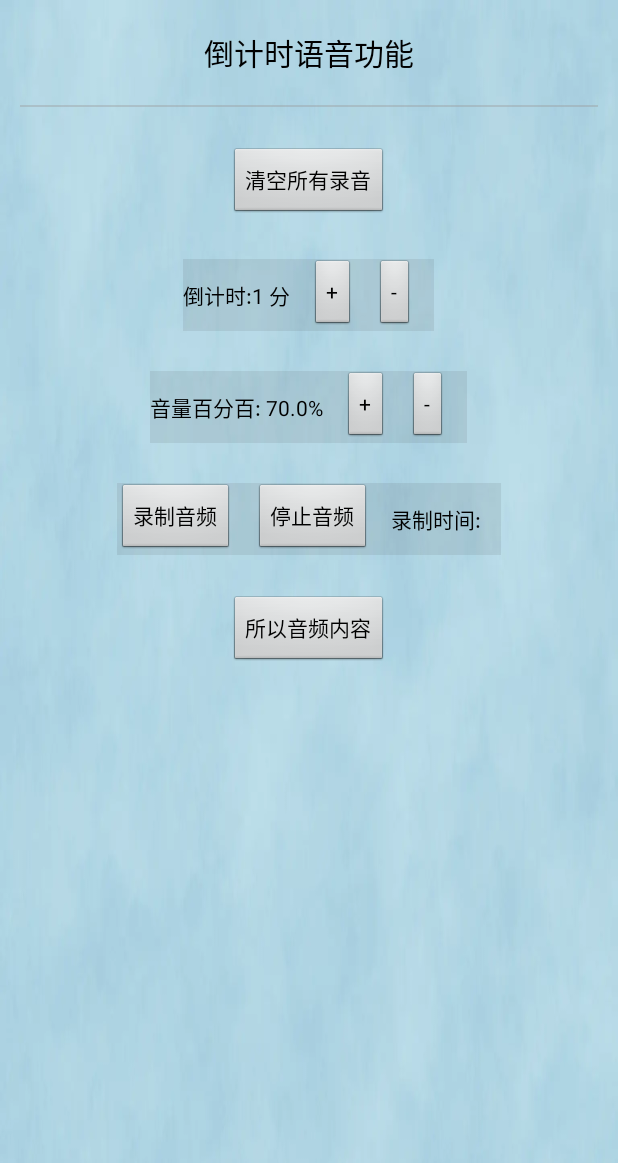
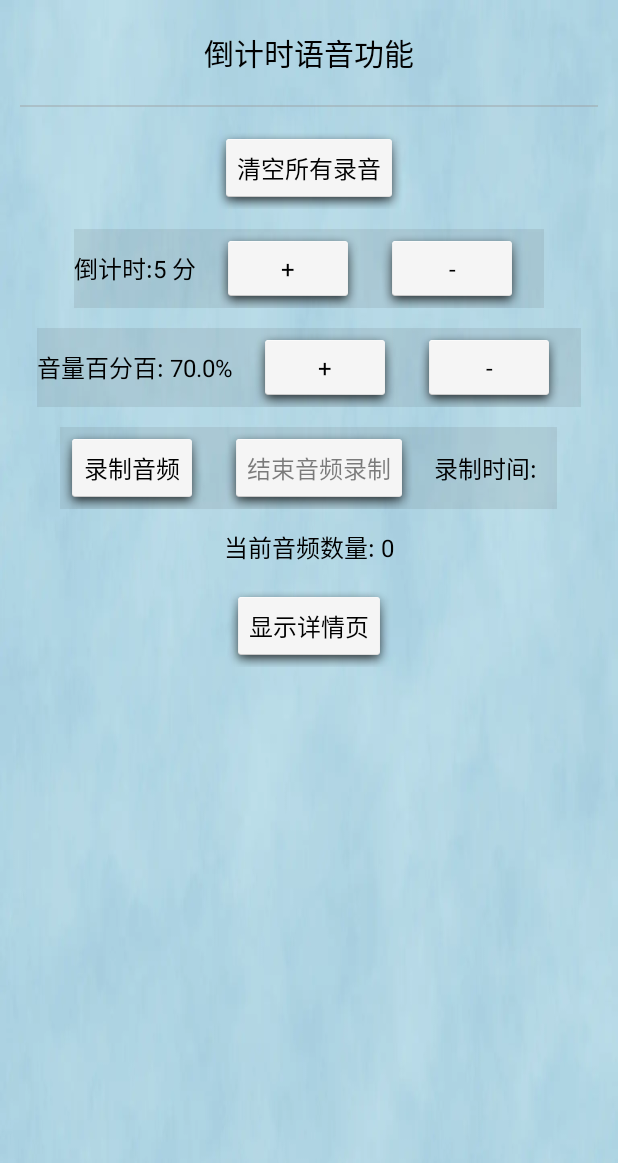
Before and after one commit to buttonXin/antiaddiction, an Android app: the fragment AudioShowFG shown on its own in the app's theme, on a phone screen of 412 x 824 dp. Shown: the top 1163 px of the screen. Run offline under Robolectric (Android 15) with nearby library versions, the phone set to English and light mode, and no system bars.

Commit message:
feat:增加Switch-view; 首页显示功能; 沉浸式全屏优化; 传参优化;

```diff
--- a/toolsapp/build.gradle
+++ b/toolsapp/build.gradle
@@ -10,7 +10,7 @@ android {
         applicationId "com.xreal.evapro.toolsapp"
         minSdk 29
         targetSdk 34
-        versionCode 3
+        versionCode 5
         versionName "1.2"
 
         testInstrumentationRunner "androidx.test.runner.AndroidJUnitRunner"
--- a/toolsapp/src/main/java/com/xreal/evapro/toolsapp/App.java
+++ b/toolsapp/src/main/java/com/xreal/evapro/toolsapp/App.java
@@ -1,6 +1,8 @@
 package com.xreal.evapro.toolsapp;
 
 import android.app.Application;
+
+import com.xreal.evapro.toolsapp.util.ActivityLifecycleHelper;
 
 public class App extends Application {
 
--- a/toolsapp/src/main/java/com/xreal/evapro/toolsapp/audio/AudioConfigFG.java
+++ b/toolsapp/src/main/java/com/xreal/evapro/toolsapp/audio/AudioConfigFG.java
@@ -6,15 +6,15 @@ import android.widget.TextView;
 
 import com.xreal.evapro.toolsapp.base.BaseOLFragment;
 
-import java.util.List;
-
 public class AudioConfigFG extends BaseOLFragment {
     private static final String TAG = AudioConfigFG.class.getSimpleName();
     private TextView mTVStartTime;
     private Button mBtnRecord;
-    private int noteTime = 1;
+    private int noteTime = 5;
     private TextView mTVDelayTime;
     private TextView mTVVolume;
+    private Button mBtnRecordStop;
+    private TextView mTVAudioSize;
 
     @Override
     protected void addTitleBar(String text) {
@@ -27,19 +27,14 @@ public class AudioConfigFG extends BaseOLFragment {
 
         addButton("清空所有录音", v -> {
             AudioHelper.getInstance().clearDeleteAudioFile();
+            toast("清空成功");
         });
         delayTimeView();
         configAudioVolume();
         audioRecord();
 
-        addButton("所以音频内容", v -> {
-            final List<AudioBean> audioList = AudioHelper.getInstance().getAudioList();
-            for (AudioBean audioBean : audioList) {
-                addText("time=" + audioBean.time + "__ index="
-                        + audioBean.index + "__" + audioBean.audioPath, audioBean.index);
-            }
-
-        });
+        mTVAudioSize = addText("当前音频数量: " + AudioHelper.getInstance().getAudioList().size());
+        addButton("显示详情页", v -> new AudioShowFG().openFragment(getFragmentManager()));
     }
 
     private void audioRecord() {
@@ -48,14 +43,20 @@ public class AudioConfigFG extends BaseOLFragment {
             startTimer();
             mTVStartTime.setVisibility(View.VISIBLE);
             mBtnRecord.setEnabled(false);
+            mBtnRecordStop.setEnabled(true);
         });
-        addButton("停止音频", 20, v -> {
+        mBtnRecordStop = addButton("结束音频录制", 20, v -> {
+            toast("当前音频保存成功");
+
             AudioHelper.getInstance().stopRecording(noteTime);
             mBtnRecord.setEnabled(true);
+            mBtnRecordStop.setEnabled(false);
             stopTimer();
             noteTime = 1;
             mTVDelayTime.setText(String.format("倒计时:%d 分", noteTime));
+            mTVAudioSize.setText("当前音频数量: " + AudioHelper.getInstance().getAudioList().size());
         });
+        mBtnRecordStop.setEnabled(false);
         mTVStartTime = addText("录制时间:", 20);
     }
 
--- a/toolsapp/src/main/java/com/xreal/evapro/toolsapp/audio/AudioShowFG.java
+++ b/toolsapp/src/main/java/com/xreal/evapro/toolsapp/audio/AudioShowFG.java
@@ -25,15 +25,13 @@ public class AudioShowFG extends BaseOLFragment {
     };
     private int currentIndex = -1;
 
+    private boolean isLooping = false;
+
     @Override
     protected boolean isBlackScreen() {
         return true;
     }
 
-    @Override
-    protected boolean hasBg() {
-        return false;
-    }
 
     @Override
     public void initData() {
@@ -43,8 +41,11 @@ public class AudioShowFG extends BaseOLFragment {
             addAllView();
         });
         mBtnStart.setKeepScreenOn(true);
-        addButton("暂停", 100, v -> {
+        addButton("结束", 100, v -> {
             stop();
+        });
+        addSwitch("循环播放", 100, false, (view, isChecked) -> {
+            isLooping = isChecked;
         });
 
 
@@ -102,6 +103,13 @@ public class AudioShowFG extends BaseOLFragment {
         }
         LogControl.d("currentIndex=", currentIndex, "audioBean.index=", audioBean.index);
         if (currentIndex > 0 && currentIndex >= audioList.size()) {
+            toast("播放完成");
+            LogControl.d("looping=", isLooping);
+            if (isLooping) {
+                currentIndex = 0;
+                addAllView();
+                return;
+            }
             stop();
         }
     }
--- a/toolsapp/src/main/java/com/xreal/evapro/toolsapp/base/BaseOLFragment.java
+++ b/toolsapp/src/main/java/com/xreal/evapro/toolsapp/base/BaseOLFragment.java
@@ -11,6 +11,7 @@ import android.os.Handler;
 import android.os.Looper;
 import android.text.TextUtils;
 import android.util.Size;
+import android.util.TypedValue;
 import android.view.Gravity;
 import android.view.LayoutInflater;
 import android.view.View;
@@ -25,9 +26,11 @@ import android.widget.ScrollView;
 import android.widget.TextView;
 import android.widget.Toast;
 
-import com.xreal.evapro.toolsapp.ActivityLifecycleHelper;
 import com.xreal.evapro.toolsapp.R;
+import com.xreal.evapro.toolsapp.util.ActivityLifecycleHelper;
+import com.xreal.evapro.toolsapp.util.DensityUtil;
 import com.xreal.evapro.toolsapp.util.LogControl;
+import com.xreal.evapro.toolsapp.view.TextSwitchView;
 
 import java.util.HashMap;
 import java.util.Map;
@@ -41,10 +44,12 @@ public abstract class BaseOLFragment extends Fragment {
     protected Handler handler = new Handler(Looper.getMainLooper());
     protected FrameLayout mFrameLayout;
     public Activity mActivity;
+    private View mDecorView;
+    private OnDestroyListener mDestroyListener;
 
     // 距离下面view的边距
     public int getBottomMargin() {
-        return 40;
+        return 20;
     }
 
     public abstract void initData();
@@ -55,43 +60,63 @@ public abstract class BaseOLFragment extends Fragment {
         TAG = getClass().getSimpleName();
         mActivity = getActivity();
 
-        if(hasFullScreen()){
-            View decorView = mActivity.getWindow().getDecorView();
+        if (hasFullScreen()) {
+            mDecorView = mActivity.getWindow().getDecorView();
+            fullScreen();
+            // 设置监听系统 UI 可见性变化
+            mDecorView.setOnSystemUiVisibilityChangeListener(visibility -> {
+                boolean isFullscreen = (visibility & View.SYSTEM_UI_FLAG_FULLSCREEN) != 0;
+                if (!isFullscreen) {
+                    // 用户下拉状态栏后延迟再次隐藏
+                    handler.postDelayed(this::fullScreen, 3000);
+                }
+            });
+        }
+    }
+
+    /**
+     * 沉浸式全屏
+     */
+    private void fullScreen() {
+
         // Hide the status bar.
         // Hide the navigation bar.
-            int uiOptions =  View.SYSTEM_UI_FLAG_IMMERSIVE_STICKY
+        int uiOptions = View.SYSTEM_UI_FLAG_IMMERSIVE_STICKY
                 | View.SYSTEM_UI_FLAG_FULLSCREEN
                 | View.SYSTEM_UI_FLAG_HIDE_NAVIGATION
                 | View.SYSTEM_UI_FLAG_LAYOUT_STABLE
                 | View.SYSTEM_UI_FLAG_LAYOUT_FULLSCREEN
                 | View.SYSTEM_UI_FLAG_LAYOUT_HIDE_NAVIGATION;
 
-            decorView.setSystemUiVisibility(uiOptions);
-            // 设置监听系统 UI 可见性变化
-            decorView.setOnSystemUiVisibilityChangeListener(visibility -> {
-                boolean isFullscreen = (visibility & View.SYSTEM_UI_FLAG_FULLSCREEN) != 0;
-
-                if (!isFullscreen) {
-                    // 用户下拉状态栏后延迟再次隐藏
-                    decorView.postDelayed(new Runnable() {
-                        @Override
-                        public void run() {
-                            decorView.setSystemUiVisibility(uiOptions);
+        if (mDecorView != null) {
+            mDecorView.setSystemUiVisibility(uiOptions);
         }
-                    },3000);
 
     }
-            });
+
+    @Override
+    public void onDestroyView() {
+        super.onDestroyView();
+        if (handler != null) {
+            handler.removeCallbacksAndMessages(null);
         }
+        if (mDecorView != null && hasFullScreen()) {
+            mDecorView.setOnSystemUiVisibilityChangeListener(null);
+            mDecorView.setSystemUiVisibility(View.SYSTEM_UI_FLAG_VISIBLE);
+        }
+        if (mDestroyListener != null) {
+            mDestroyListener.onDestroy();
         }
 
+    }
+
+    /**
+     * 黑色背景,就不需要增加addBg();
+     */
     protected boolean isBlackScreen() {
         return false;
     }
 
-    protected boolean hasBg() {
-        return true;
-    }
     protected boolean hasFullScreen() {
         return false;
     }
@@ -127,7 +152,7 @@ public abstract class BaseOLFragment extends Fragment {
 
         addTitleBar();
 
-        if (hasBg()) {
+        if (!isBlackScreen()) {
             addBg();
         }
 
@@ -182,38 +207,35 @@ public abstract class BaseOLFragment extends Fragment {
     /**
      * 打开fg
      */
-    public void openFragment(FragmentManager fragmentManager) {
+    public BaseOLFragment openFragment(FragmentManager fragmentManager) {
         fragmentManager.beginTransaction().add(android.R.id.content, this).addToBackStack(null).commit();
+        return this;
     }
+
+    public BaseOLFragment setOnDestroyListener(OnDestroyListener listener) {
+        mDestroyListener = listener;
+        return this;
+    }
+
 
     public void removeFragment() {
         getActivity().getFragmentManager().beginTransaction().remove(this).commit();
     }
-//    public <T extends BaseOLFragment> void openFragment(T fragment) {
-//        getActivity().getSupportFragmentManager().beginTransaction()
-//                .replace(android.R.id.content, fragment).addToBackStack(null).commit();
-//    }
-//
-//    public static <T extends BaseOLFragment> void openFragment(FragmentActivity activity, Class<T> clazz) {
-//
-//        try {
-//            activity.getSupportFragmentManager().beginTransaction()
-//                    .replace(android.R.id.content, clazz.newInstance())
-//                    .addToBackStack(null)
-//                    .commit();
-//        } catch (IllegalAccessException e) {
-//            throw new RuntimeException(e);
-//        } catch (java.lang.InstantiationException e) {
-//            throw new RuntimeException(e);
-//        }
-//    }
+
+    public interface OnDestroyListener {
+        void onDestroy();
+    }
 
 
     public Button addButton(String name, View.OnClickListener listener) {
 
         Button button = new Button(llContent.getContext());
         button.setText(name);
+        button.setTextSize(TypedValue.COMPLEX_UNIT_SP, 16);
         button.setAllCaps(false);
+        button.setBackgroundResource(android.R.drawable.dialog_holo_light_frame);
+        int padding = DensityUtil.dip2px(15);
+        button.setPadding(padding, padding, padding, padding);
         if (listener != null) {
             button.setOnClickListener(v -> {
                 LogControl.d(TAG, name + " onClick: ");
@@ -230,7 +252,11 @@ public abstract class BaseOLFragment extends Fragment {
 
         Button button = new Button(llContent.getContext());
         button.setText(name);
+        button.setTextSize(TypedValue.COMPLEX_UNIT_SP, 16);
         button.setAllCaps(false);
+        button.setBackgroundResource(android.R.drawable.dialog_holo_light_frame);
+        int padding = DensityUtil.dip2px(15);
+        button.setPadding(padding, padding, padding, padding);
         if (listener != null) {
             button.setOnClickListener(v -> {
                 LogControl.d(TAG, name + " onClick: ");
@@ -276,6 +302,7 @@ public abstract class BaseOLFragment extends Fragment {
 
         view.setText(name);
         view.setTextColor(isBlackScreen() ? Color.WHITE : Color.BLACK);
+        view.setTextSize(TypedValue.COMPLEX_UNIT_SP, 16);
         view.setAllCaps(false);
         if (listener != null) {
             view.setOnClickListener(v -> {
@@ -293,6 +320,7 @@ public abstract class BaseOLFragment extends Fragment {
 
         view.setText(name);
         view.setTextColor(isBlackScreen() ? Color.WHITE : Color.BLACK);
+        view.setTextSize(TypedValue.COMPLEX_UNIT_SP, 16);
         view.setAllCaps(false);
         if (listener != null) {
             view.setOnClickListener(v -> {
@@ -344,6 +372,26 @@ public abstract class BaseOLFragment extends Fragment {
         return view;
     }
 
+    public TextSwitchView addSwitch(String text, boolean checked, TextSwitchView.OnCheckedChangeListener listener) {
+        TextSwitchView view = new TextSwitchView(llContent.getContext());
+        view.setText(text);
+        view.setTextColor(isBlackScreen() ? Color.WHITE : Color.BLACK);
+        view.setChecked(checked);
+        view.setOnCheckedChangeListener(listener);
+        addLlView(view);
+        return view;
+    }
+
+    public TextSwitchView addSwitch(String text, int index, boolean checked, TextSwitchView.OnCheckedChangeListener listener) {
+        TextSwitchView view = new TextSwitchView(llContent.getContext());
+        view.setText(text);
+        view.setTextColor(isBlackScreen() ? Color.WHITE : Color.BLACK);
+        view.setChecked(checked);
+        view.setOnCheckedChangeListener(listener);
+        addHorizontalLlView(view, index);
+        return view;
+    }
+
     public void addLine() {
         final View view = new View(llContent.getContext());
         final LinearLayout.LayoutParams layoutParams = new LinearLayout.LayoutParams(
@@ -374,8 +422,8 @@ public abstract class BaseOLFragment extends Fragment {
             llView.setGravity(Gravity.START | Gravity.CENTER_VERTICAL);
             final LinearLayout.LayoutParams params = new LinearLayout.LayoutParams(LinearLayout.LayoutParams.WRAP_CONTENT, LinearLayout.LayoutParams.WRAP_CONTENT);
             params.leftMargin = 20;
-            params.topMargin = getBottomMargin();
-            params.bottomMargin = getBottomMargin();
+            params.topMargin = 20;
+            params.bottomMargin = 20;
             scrollView.addView(llView, params);
             scrollView.setBackgroundColor(Color.parseColor("#1A3F3F3F"));
             addLlView(scrollView);
@@ -432,7 +480,11 @@ public abstract class BaseOLFragment extends Fragment {
 
     protected void toast(String text) {
         try {
+            if (Thread.currentThread() == Looper.getMainLooper().getThread()) {
+                Toast.makeText(ActivityLifecycleHelper.getActivity(), text, Toast.LENGTH_SHORT).show();
+            } else {
                 handler.post(() -> Toast.makeText(ActivityLifecycleHelper.getActivity(), text, Toast.LENGTH_SHORT).show());
+            }
         } catch (Exception e) {
             LogControl.d(TAG, "toast: " + e.getMessage());
         }
--- a/toolsapp/src/main/java/com/xreal/evapro/toolsapp/local_server/LocalServerFG.java
+++ b/toolsapp/src/main/java/com/xreal/evapro/toolsapp/local_server/LocalServerFG.java
@@ -3,7 +3,9 @@ package com.xreal.evapro.toolsapp.local_server;
 import android.Manifest;
 import android.content.Intent;
 import android.provider.Settings;
+
 import com.xreal.evapro.toolsapp.util.LogControl;
+
 import android.widget.TextView;
 
 import com.xreal.evapro.toolsapp.base.BaseOLFragment;
@@ -85,6 +87,7 @@ public class LocalServerFG extends BaseOLFragment {
         return true;
     }
 
+
     private void startServer() {
         try {
             fileServer = new FileServer(PORT, getActivity(), isOnlyDownload);
@@ -94,7 +97,7 @@ public class LocalServerFG extends BaseOLFragment {
             LogControl.d(TAG, "startServer: ipAddress=" + ipAddress);
             mTextView.setText("浏览器输入: http://" + ipAddress + ":" + PORT +
                     "\n即可再相同网络下,下载手机的所有文件;" +
-                    "\n需要保证当前应用一直在前台!!!");
+                    "\n\n需要保证当前应用一直在前台!!!");
             mTextView.setKeepScreenOn(true);
         } catch (IOException e) {
             e.printStackTrace();
--- a/toolsapp/src/main/java/com/xreal/evapro/toolsapp/magnifier/MagnifierShowFG.java
+++ b/toolsapp/src/main/java/com/xreal/evapro/toolsapp/magnifier/MagnifierShowFG.java
@@ -18,6 +18,9 @@ import com.xreal.evapro.toolsapp.base.BaseOLFragment;
 import com.xreal.evapro.toolsapp.util.DensityUtil;
 import com.xreal.evapro.toolsapp.util.LogControl;
 
+/**
+ * 放大镜功能
+ */
 public class MagnifierShowFG extends BaseOLFragment {
 
     private int textSize = 20;
--- a/toolsapp/src/main/java/com/xreal/evapro/toolsapp/ActivityLifecycleHelper.java
+++ b/toolsapp/src/main/java/com/xreal/evapro/toolsapp/util/ActivityLifecycleHelper.java
@@ -1,4 +1,4 @@
-package com.xreal.evapro.toolsapp;
+package com.xreal.evapro.toolsapp.util;
 
 import android.app.Activity;
 import android.app.Application;
--- /dev/null
+++ b/toolsapp/src/main/java/com/xreal/evapro/toolsapp/view/TextSwitchView.java
@@ -0,0 +1,158 @@
+package com.xreal.evapro.toolsapp.view;
+
+import android.animation.Animator;
+import android.animation.AnimatorListenerAdapter;
+import android.animation.ObjectAnimator;
+import android.content.Context;
+import android.graphics.Color;
+import android.graphics.drawable.GradientDrawable;
+import android.util.AttributeSet;
+import android.util.TypedValue;
+import android.view.Gravity;
+import android.view.View;
+import android.widget.FrameLayout;
+import android.widget.LinearLayout;
+import android.widget.TextView;
+
+import com.xreal.evapro.toolsapp.util.DensityUtil;
+import com.xreal.evapro.toolsapp.util.LogControl;
+
+public class TextSwitchView extends LinearLayout {
+
+    private TextView labelView;
+    private View switchThumb;
+    private FrameLayout switchWrapper;
+    private boolean isChecked = false;
+    private OnCheckedChangeListener onCheckedChangeListener;
+
+    private int switchBgWidth = DensityUtil.dip2px(42);
+    private int switchBgPadding = DensityUtil.dip2px(2);
+    private int thumbWidth = DensityUtil.dip2px(17);
+    private int thumbPosition = switchBgWidth - thumbWidth - switchBgPadding * 2;
+
+    public TextSwitchView(Context context) {
+        super(context);
+        init(context);
+    }
+
+    public TextSwitchView(Context context, AttributeSet attrs) {
+        super(context, attrs);
+        init(context);
+    }
+
+    public TextSwitchView(Context context, AttributeSet attrs, int defStyleAttr) {
+        super(context, attrs, defStyleAttr);
+        init(context);
+    }
+
+    private void init(Context context) {
+        setOrientation(HORIZONTAL);
+        setGravity(Gravity.CENTER_VERTICAL);
+        int padding = 30;
+        setPadding(padding, padding, padding, padding);
+
+//        setBackgroundResource(android.R.drawable.dialog_holo_light_frame); // 可自定义背景
+//        setBackgroundResource(android.R.drawable.ic_dialog_alert); // 可自定义背景
+
+        labelView = new TextView(context);
+        labelView.setText("开关"); // 默认文本
+        labelView.setTextSize(TypedValue.COMPLEX_UNIT_SP, 16);
+        labelView.setTextColor(Color.BLACK);
+        labelView.setAllCaps(false);
+        LayoutParams labelParams = new LayoutParams(0, LayoutParams.WRAP_CONTENT, 1f);
+        addView(labelView, labelParams);
+
+        // 开关区域（灰色圆角背景 + 白色thumb）
+        switchWrapper = new FrameLayout(context);
+
+        int switchHeight = DensityUtil.dip2px(22);
+        LayoutParams wrapperParams = new LayoutParams(switchBgWidth, switchHeight);
+        wrapperParams.leftMargin = DensityUtil.dip2px(7);
+        switchWrapper.setLayoutParams(wrapperParams);
+        switchWrapper.setBackground(createRoundedBg(Color.GRAY));
+        switchWrapper.setPadding(switchBgPadding, switchBgPadding, switchBgPadding, switchBgPadding);
+
+        // 白色小圆球
+        switchThumb = new View(context);
+        FrameLayout.LayoutParams thumbParams = new FrameLayout.LayoutParams(thumbWidth, DensityUtil.dip2px(17));
+        thumbParams.gravity = Gravity.START | Gravity.CENTER_VERTICAL;
+        switchThumb.setLayoutParams(thumbParams);
+        switchThumb.setBackground(createRoundedBg(Color.WHITE));
+        switchWrapper.addView(switchThumb);
+
+        addView(switchWrapper);
+
+
+//        LayoutParams baseParams = new LayoutParams(LayoutParams.WRAP_CONTENT, LayoutParams.WRAP_CONTENT);
+////        baseParams.
+//        this.setLayoutParams(baseParams);
+
+        setOnClickListener(v -> toggle());
+    }
+
+    private GradientDrawable createRoundedBg(int color) {
+        GradientDrawable drawable = new GradientDrawable();
+        drawable.setColor(color);
+        drawable.setCornerRadius(1000);
+        return drawable;
+    }
+
+    public void toggle() {
+        setChecked(!isChecked);
+    }
+
+    public void setChecked(boolean checked) {
+        LogControl.d(labelView.getText() + "  isChecked: " + isChecked + ", checked: " + checked);
+        if (this.isChecked == checked) return;
+        this.isChecked = checked;
+        animateSwitch(checked);
+
+        if (onCheckedChangeListener != null) {
+            LogControl.d("isChecked=" + isChecked);
+            onCheckedChangeListener.onCheckedChanged(this, isChecked);
+        }
+    }
+
+    private void animateSwitch(boolean checked) {
+        int distance = switchWrapper.getWidth() - switchThumb.getWidth() - switchBgPadding * 2; // 预留padding
+        LogControl.d("distance: " + distance);
+        if (distance < 0) {
+            switchThumb.setTranslationX(thumbPosition);
+            switchThumb.setBackground(createRoundedBg(isChecked ? Color.CYAN : Color.WHITE));
+            return;
+        }
+        float targetX = checked ? distance : 0;
+
+        ObjectAnimator animator = ObjectAnimator.ofFloat(switchThumb, "translationX", targetX);
+
+        animator.setDuration(200);
+        animator.start();
+
+        animator.addListener(new AnimatorListenerAdapter() {
+            @Override
+            public void onAnimationEnd(Animator animation) {
+                switchThumb.setBackground(createRoundedBg(isChecked ? Color.CYAN : Color.WHITE));
+            }
+        });
+    }
+
+    public boolean isChecked() {
+        return isChecked;
+    }
+
+    public void setText(String text) {
+        labelView.setText(text);
+    }
+
+    public void setTextColor(int color) {
+        labelView.setTextColor(color);
+    }
+
+    public void setOnCheckedChangeListener(OnCheckedChangeListener listener) {
+        this.onCheckedChangeListener = listener;
+    }
+
+    public interface OnCheckedChangeListener {
+        void onCheckedChanged(TextSwitchView view, boolean isChecked);
+    }
+}
```
Also changed, not shown: toolsapp/src/main/java/com/xreal/evapro/toolsapp/HomeConfigFg.java (added, +30 -0 lines), toolsapp/src/main/java/com/xreal/evapro/toolsapp/MainActivity.java (+61 -7 lines), toolsapp/src/main/java/com/xreal/evapro/toolsapp/audio/AudioParentFG.java (+6 -3 lines), toolsapp/src/main/java/com/xreal/evapro/toolsapp/base/BaseOLActivity.java (+41 -8 lines), toolsapp/src/main/java/com/xreal/evapro/toolsapp/camrea/CameraPreviewFG.java (+7 -14 lines). Lines whose indentation alone changed are shown as unchanged.
